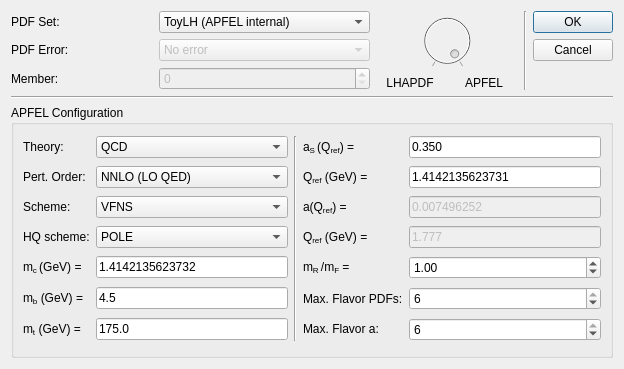
scarrazza/apfel, file apfelGUI/forms/pdfdialog.ui: the form before one commit.
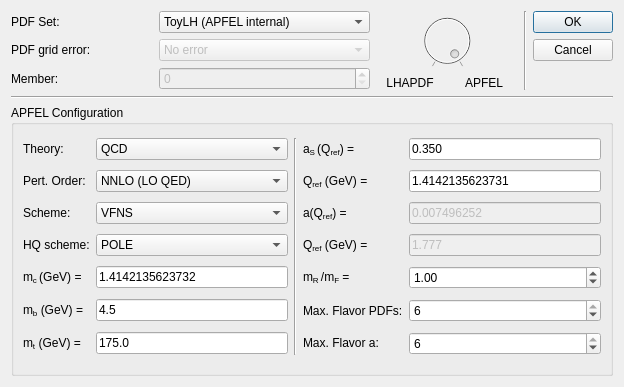
The form after the commit. Icons and pictures are not drawn.

```diff
--- a/apfelGUI/forms/pdfdialog.ui
+++ b/apfelGUI/forms/pdfdialog.ui
@@ -7,7 +7,7 @@
     <x>0</x>
     <y>0</y>
     <width>624</width>
-    <height>369</height>
+    <height>387</height>
    </rect>
   </property>
   <property name="windowTitle">
@@ -534,7 +534,7 @@
    <item row="1" column="0">
     <widget class="QLabel" name="label_4">
      <property name="text">
-      <string>PDF Error:</string>
+      <string>PDF grid error:</string>
      </property>
     </widget>
    </item>
```
